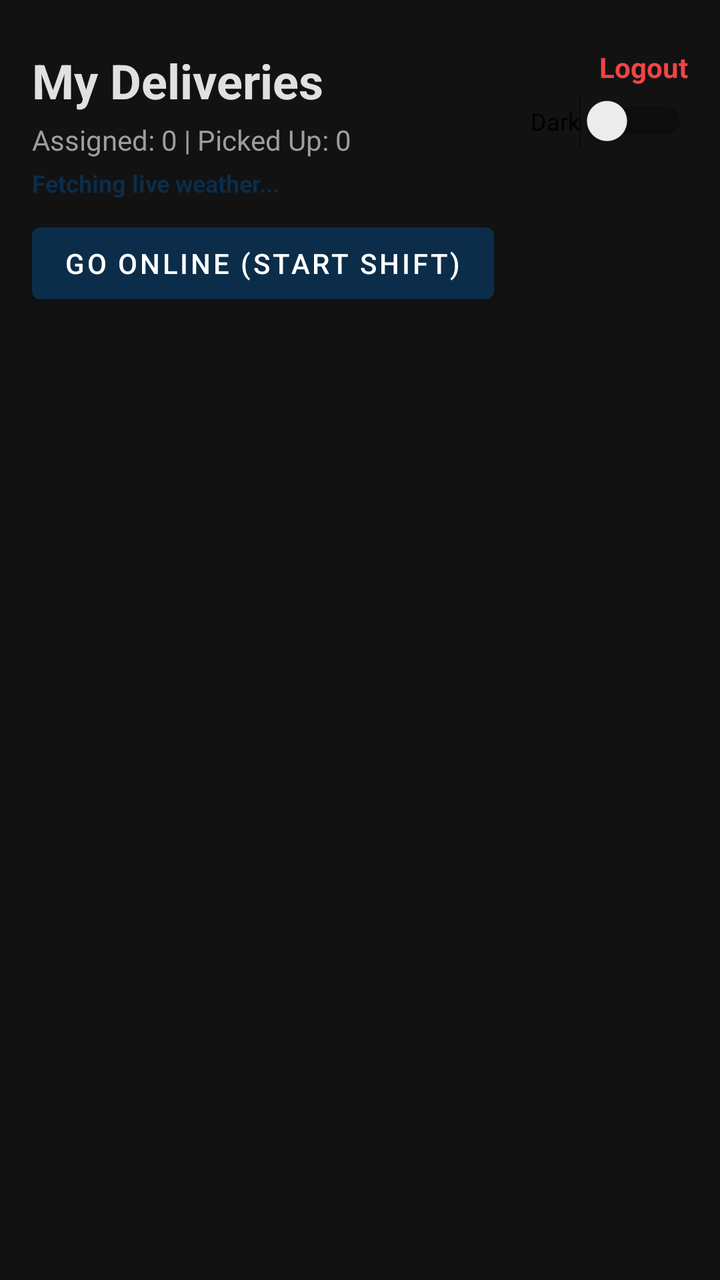
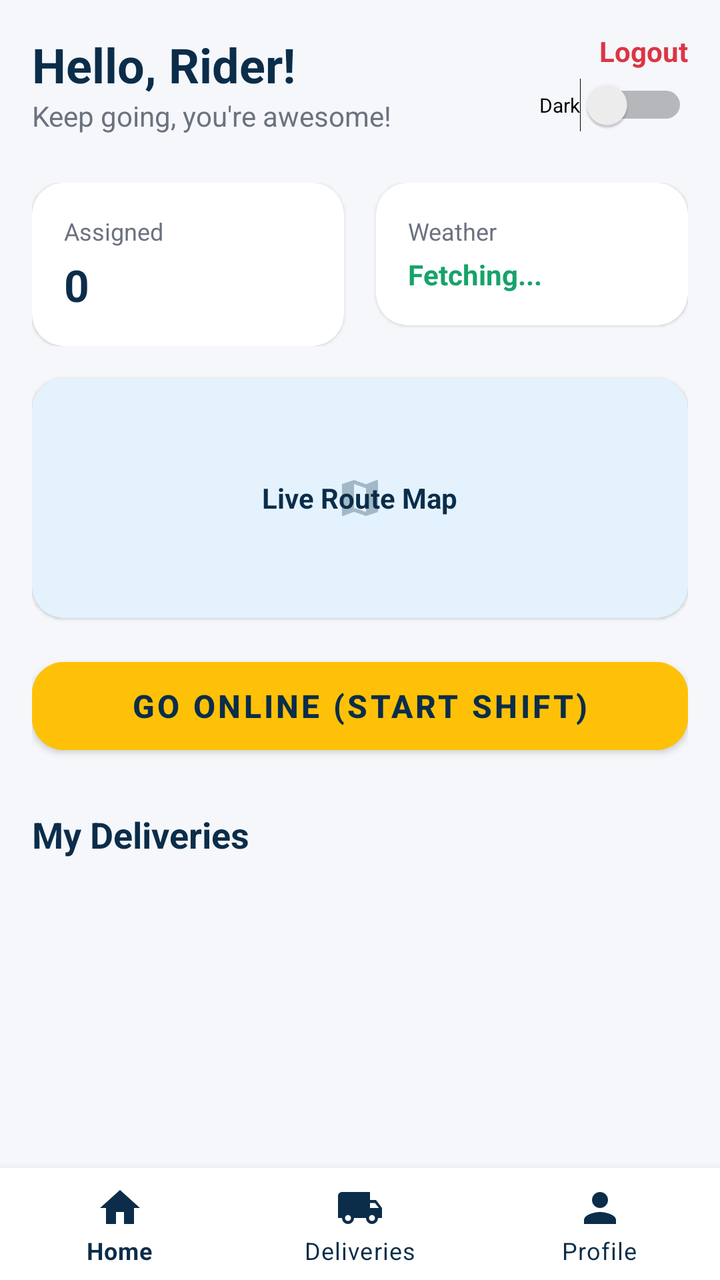

The first picture is an Android layout as it rendered before a commit; the second is the same layout after the commit. The layout source and the unified diff follow.
<!-- AndroidManifest.xml: application theme Theme.LOAD -->
<!-- res/layout/activity_rider_dashboard.xml -->
<?xml version="1.0" encoding="utf-8"?>
<androidx.constraintlayout.widget.ConstraintLayout xmlns:android="http://schemas.android.com/apk/res/android"
    xmlns:app="http://schemas.android.com/apk/res-auto"
    android:layout_width="match_parent"
    android:layout_height="match_parent"
    android:background="@color/background">

    <TextView
        android:id="@+id/tvRiderHeader"
        android:layout_width="wrap_content"
        android:layout_height="wrap_content"
        android:text="My Deliveries"
        android:textSize="24sp"
        android:textStyle="bold"
        android:textColor="@color/textPrimary"
        android:layout_marginTop="24dp"
        android:layout_marginStart="16dp"
        app:layout_constraintStart_toStartOf="parent"
        app:layout_constraintTop_toTopOf="parent" />

    <TextView
        android:id="@+id/tvRiderStats"
        android:layout_width="wrap_content"
        android:layout_height="wrap_content"
        android:text="Assigned: 0 | Picked Up: 0"
        android:textSize="14sp"
        android:textColor="@color/textSecondary"
        android:layout_marginStart="16dp"
        android:layout_marginTop="4dp"
        app:layout_constraintStart_toStartOf="parent"
        app:layout_constraintTop_toBottomOf="@id/tvRiderHeader" />

    
    <TextView
        android:id="@+id/tvWeatherStatus"
        android:layout_width="wrap_content"
        android:layout_height="wrap_content"
        android:text="Fetching live weather..."
        android:textSize="12sp"
        android:textStyle="bold"
        android:textColor="@color/primary"
        android:layout_marginStart="16dp"
        android:layout_marginTop="4dp"
        app:layout_constraintStart_toStartOf="parent"
        app:layout_constraintTop_toBottomOf="@id/tvRiderStats" />

    
    <LinearLayout
        android:layout_width="wrap_content"
        android:layout_height="wrap_content"
        android:orientation="vertical"
        android:gravity="end"
        android:layout_marginEnd="16dp"
        app:layout_constraintEnd_toEndOf="parent"
        app:layout_constraintTop_toTopOf="@id/tvRiderHeader">

        <TextView
            android:id="@+id/tvLogout"
            android:layout_width="wrap_content"
            android:layout_height="wrap_content"
            android:text="Logout"
            android:textColor="@color/errorRed"
            android:textStyle="bold"
            android:textSize="14sp" />

        <Switch
            android:id="@+id/switchTheme"
            android:layout_width="wrap_content"
            android:layout_height="wrap_content"
            android:text="Dark"
            android:textSize="12sp"
            android:layout_marginTop="4dp" />
    </LinearLayout>

    <Button
        android:id="@+id/btnGoOnline"
        android:layout_width="wrap_content"
        android:layout_height="wrap_content"
        android:text="Go Online (Start Shift)"
        android:layout_marginStart="16dp"
        android:layout_marginTop="8dp"
        app:layout_constraintStart_toStartOf="parent"
        app:layout_constraintTop_toBottomOf="@id/tvWeatherStatus" />

    <androidx.recyclerview.widget.RecyclerView
        android:id="@+id/rvRiderPackages"
        android:layout_width="match_parent"
        android:layout_height="0dp"
        android:layout_marginTop="16dp"
        app:layout_constraintBottom_toBottomOf="parent"
        app:layout_constraintTop_toBottomOf="@id/btnGoOnline"
        app:layout_constraintStart_toStartOf="parent"
        app:layout_constraintEnd_toEndOf="parent" />

    <TextView
        android:id="@+id/tvEmptyState"
        android:layout_width="wrap_content"
        android:layout_height="wrap_content"
        android:text="No packages assigned yet."
        android:textSize="16sp"
        android:textColor="@color/textSecondary"
        android:visibility="gone"
        app:layout_constraintBottom_toBottomOf="parent"
        app:layout_constraintEnd_toEndOf="parent"
        app:layout_constraintStart_toStartOf="parent"
        app:layout_constraintTop_toTopOf="parent" />

</androidx.constraintlayout.widget.ConstraintLayout>
<!-- resources referenced by this layout -->
<resources>
  <color name="background">#121212</color>
  <color name="errorRed">#EF4444</color>
  <color name="primary">#0B2D4A</color>
  <color name="textPrimary">#E0E0E0</color>
  <color name="textSecondary">#9E9E9E</color>
  <style name="Theme.LOAD" parent="Theme.MaterialComponents.DayNight.NoActionBar">
          <item name="colorPrimary">@color/primary</item>
          <item name="colorPrimaryVariant">@color/primaryDark</item>
          <item name="colorOnPrimary">@color/white</item>
          <item name="colorSecondary">@color/accent</item>
          <item name="colorSecondaryVariant">@color/accent</item>
          <item name="colorOnSecondary">@color/primary</item> 
          <item name="android:statusBarColor">@color/primary</item>
          <item name="android:windowBackground">@color/background</item>
      </style>
  <color name="primaryDark">#071F33</color>
  <color name="white">#FFFFFF</color>
  <color name="accent">#FFC107</color>
</resources>

<!-- the commit's change to res/layout/activity_rider_dashboard.xml (unified diff, before → after) -->
@@ -5,104 +5,191 @@
     android:layout_height="match_parent"
     android:background="@color/background">
 
-    <TextView
-        android:id="@+id/tvRiderHeader"
-        android:layout_width="wrap_content"
-        android:layout_height="wrap_content"
-        android:text="My Deliveries"
-        android:textSize="24sp"
-        android:textStyle="bold"
-        android:textColor="@color/textPrimary"
-        android:layout_marginTop="24dp"
-        android:layout_marginStart="16dp"
-        app:layout_constraintStart_toStartOf="parent"
-        app:layout_constraintTop_toTopOf="parent" />
+    <ScrollView
+        android:layout_width="match_parent"
+        android:layout_height="0dp"
+        android:fillViewport="true"
+        app:layout_constraintBottom_toTopOf="@id/bottomNav"
+        app:layout_constraintTop_toTopOf="parent">
 
-    <TextView
-        android:id="@+id/tvRiderStats"
-        android:layout_width="wrap_content"
-        android:layout_height="wrap_content"
-        android:text="Assigned: 0 | Picked Up: 0"
-        android:textSize="14sp"
-        android:textColor="@color/textSecondary"
-        android:layout_marginStart="16dp"
-        android:layout_marginTop="4dp"
-        app:layout_constraintStart_toStartOf="parent"
-        app:layout_constraintTop_toBottomOf="@id/tvRiderHeader" />
+        <androidx.constraintlayout.widget.ConstraintLayout
+            android:layout_width="match_parent"
+            android:layout_height="wrap_content"
+            android:padding="16dp"
+            android:paddingBottom="80dp">
+
+            
+            <TextView
+                android:id="@+id/tvRiderHeader"
+                android:layout_width="wrap_content"
+                android:layout_height="wrap_content"
+                android:text="Hello, Rider!"
+                android:textSize="24sp"
+                android:textStyle="bold"
+                android:textColor="@color/primary"
+                app:layout_constraintStart_toStartOf="parent"
+                app:layout_constraintTop_toTopOf="parent" />
+
+            <TextView
+                android:id="@+id/tvRiderSubtitle"
+                android:layout_width="wrap_content"
+                android:layout_height="wrap_content"
+                android:text="Keep going, you're awesome!"
+                android:textSize="14sp"
+                android:textColor="@color/textSecondary"
+                app:layout_constraintStart_toStartOf="@id/tvRiderHeader"
+                app:layout_constraintTop_toBottomOf="@id/tvRiderHeader" />
+
+            
+            <LinearLayout
+                android:id="@+id/topControls"
+                android:layout_width="wrap_content"
+                android:layout_height="wrap_content"
+                android:orientation="vertical"
+                android:gravity="end"
+                app:layout_constraintEnd_toEndOf="parent"
+                app:layout_constraintTop_toTopOf="parent">
+
+                <TextView
+                    android:id="@+id/tvLogout"
+                    android:layout_width="wrap_content"
+                    android:layout_height="wrap_content"
+                    android:text="Logout"
+                    android:textColor="@color/errorRed"
+                    android:textStyle="bold"
+                    android:textSize="14sp" />
+
+                <Switch
+                    android:id="@+id/switchTheme"
+                    android:layout_width="wrap_content"
+                    android:layout_height="wrap_content"
+                    android:text="Dark"
+                    android:textSize="10sp"
+                    android:layout_marginTop="4dp" />
+            </LinearLayout>
+
+            
+            <LinearLayout
+                android:id="@+id/statsRow"
+                android:layout_width="match_parent"
+                android:layout_height="wrap_content"
+                android:orientation="horizontal"
+                android:layout_marginTop="24dp"
+                app:layout_constraintTop_toBottomOf="@id/tvRiderSubtitle">
+
+                <com.google.android.material.card.MaterialCardView
+                    android:layout_width="0dp"
+                    android:layout_height="wrap_content"
+                    android:layout_weight="1"
+                    android:layout_marginEnd="8dp"
+                    app:cardCornerRadius="16dp"
+                    app:cardBackgroundColor="@color/surface">
+                    <LinearLayout android:layout_width="match_parent" android:layout_height="wrap_content" android:orientation="vertical" android:padding="16dp">
+                        <TextView android:layout_width="wrap_content" android:layout_height="wrap_content" android:text="Assigned" android:textSize="12sp" android:textColor="@color/textSecondary" />
+                        <TextView android:id="@+id/tvRiderStats" android:layout_width="wrap_content" android:layout_height="wrap_content" android:text="0" android:textSize="22sp" android:textStyle="bold" android:textColor="@color/primary" android:layout_marginTop="4dp" />
+                    </LinearLayout>
+                </com.google.android.material.card.MaterialCardView>
+
+                <com.google.android.material.card.MaterialCardView
+                    android:layout_width="0dp"
+                    android:layout_height="wrap_content"
+                    android:layout_weight="1"
+                    android:layout_marginStart="8dp"
+                    app:cardCornerRadius="16dp"
+                    app:cardBackgroundColor="@color/surface">
+                    <LinearLayout android:layout_width="match_parent" android:layout_height="wrap_content" android:orientation="vertical" android:padding="16dp">
+                        <TextView android:layout_width="wrap_content" android:layout_height="wrap_content" android:text="Weather" android:textSize="12sp" android:textColor="@color/textSecondary" />
+                        <TextView android:id="@+id/tvWeatherStatus" android:layout_width="wrap_content" android:layout_height="wrap_content" android:text="Fetching..." android:textSize="14sp" android:textStyle="bold" android:textColor="@color/successGreen" android:layout_marginTop="4dp" />
+                    </LinearLayout>
+                </com.google.android.material.card.MaterialCardView>
+            </LinearLayout>
+
+            
+            <com.google.android.material.card.MaterialCardView
+                android:id="@+id/mapCard"
+                android:layout_width="match_parent"
+                android:layout_height="120dp"
+                android:layout_marginTop="16dp"
+                app:cardCornerRadius="16dp"
+                app:cardBackgroundColor="#E3F2FD"
+                app:layout_constraintTop_toBottomOf="@id/statsRow">
+                <ImageView
+                    android:layout_width="match_parent"
+                    android:layout_height="match_parent"
+                    android:src="@drawable/ic_map"
+                    android:alpha="0.3"
+                    android:scaleType="centerInside"
+                    app:tint="@color/primary" />
+                <TextView
+                    android:layout_width="wrap_content"
+                    android:layout_height="wrap_content"
+                    android:text="Live Route Map"
+                    android:textColor="@color/primary"
+                    android:textStyle="bold"
+                    android:layout_gravity="center" />
+            </com.google.android.material.card.MaterialCardView>
+
+            
+            <Button
+                android:id="@+id/btnGoOnline"
+                android:layout_width="match_parent"
+                android:layout_height="56dp"
+                android:layout_marginTop="16dp"
+                android:text="Go Online (Start Shift)"
+                android:textColor="@color/primary"
+                android:textStyle="bold"
+                android:textSize="16sp"
+                android:backgroundTint="@color/accent"
+                app:cornerRadius="16dp"
+                app:layout_constraintTop_toBottomOf="@id/mapCard" />
+
+            
+            <TextView
+                android:id="@+id/tvMyDeliveriesLabel"
+                android:layout_width="wrap_content"
+                android:layout_height="wrap_content"
+                android:text="My Deliveries"
+                android:textStyle="bold"
+                android:textSize="18sp"
+                android:textColor="@color/primary"
+                android:layout_marginTop="24dp"
+                app:layout_constraintStart_toStartOf="parent"
+                app:layout_constraintTop_toBottomOf="@id/btnGoOnline" />
+
+            <androidx.recyclerview.widget.RecyclerView
+                android:id="@+id/rvRiderPackages"
+                android:layout_width="match_parent"
+                android:layout_height="wrap_content"
+                android:layout_marginTop="8dp"
+                android:nestedScrollingEnabled="false"
+                app:layout_constraintTop_toBottomOf="@id/tvMyDeliveriesLabel" />
+
+            <TextView
+                android:id="@+id/tvEmptyState"
+                android:layout_width="wrap_content"
+                android:layout_height="wrap_content"
+                android:text="No packages assigned yet."
+                android:textSize="14sp"
+                android:textColor="@color/textSecondary"
+                android:visibility="gone"
+                android:layout_marginTop="16dp"
+                app:layout_constraintEnd_toEndOf="parent"
+                app:layout_constraintStart_toStartOf="parent"
+                app:layout_constraintTop_toBottomOf="@id/rvRiderPackages" />
+
+        </androidx.constraintlayout.widget.ConstraintLayout>
+    </ScrollView>
 
     
-    <TextView
-        android:id="@+id/tvWeatherStatus"
-        android:layout_width="wrap_content"
+    <com.google.android.material.bottomnavigation.BottomNavigationView
+        android:id="@+id/bottomNav"
+        android:layout_width="match_parent"
         android:layout_height="wrap_content"
-        android:text="Fetching live weather..."
-        android:textSize="12sp"
-        android:textStyle="bold"
-        android:textColor="@color/primary"
-        android:layout_marginStart="16dp"
-        android:layout_marginTop="4dp"
-        app:layout_constraintStart_toStartOf="parent"
-        app:layout_constraintTop_toBottomOf="@id/tvRiderStats" />
-
-    
-    <LinearLayout
-        android:layout_width="wrap_content"
-        android:layout_height="wrap_content"
-        android:orientation="vertical"
-        android:gravity="end"
-        android:layout_marginEnd="16dp"
-        app:layout_constraintEnd_toEndOf="parent"
-        app:layout_constraintTop_toTopOf="@id/tvRiderHeader">
-
-        <TextView
-            android:id="@+id/tvLogout"
-            android:layout_width="wrap_content"
-            android:layout_height="wrap_content"
-            android:text="Logout"
-            android:textColor="@color/errorRed"
-            android:textStyle="bold"
-            android:textSize="14sp" />
-
-        <Switch
-            android:id="@+id/switchTheme"
-            android:layout_width="wrap_content"
-            android:layout_height="wrap_content"
-            android:text="Dark"
-            android:textSize="12sp"
-            android:layout_marginTop="4dp" />
-    </LinearLayout>
-
-    <Button
-        android:id="@+id/btnGoOnline"
-        android:layout_width="wrap_content"
-        android:layout_height="wrap_content"
-        android:text="Go Online (Start Shift)"
-        android:layout_marginStart="16dp"
-        android:layout_marginTop="8dp"
-        app:layout_constraintStart_toStartOf="parent"
-        app:layout_constraintTop_toBottomOf="@id/tvWeatherStatus" />
-
-    <androidx.recyclerview.widget.RecyclerView
-        android:id="@+id/rvRiderPackages"
-        android:layout_width="match_parent"
-        android:layout_height="0dp"
-        android:layout_marginTop="16dp"
-        app:layout_constraintBottom_toBottomOf="parent"
-        app:layout_constraintTop_toBottomOf="@id/btnGoOnline"
-        app:layout_constraintStart_toStartOf="parent"
-        app:layout_constraintEnd_toEndOf="parent" />
-
-    <TextView
-        android:id="@+id/tvEmptyState"
-        android:layout_width="wrap_content"
-        android:layout_height="wrap_content"
-        android:text="No packages assigned yet."
-        android:textSize="16sp"
-        android:textColor="@color/textSecondary"
-        android:visibility="gone"
-        app:layout_constraintBottom_toBottomOf="parent"
-        app:layout_constraintEnd_toEndOf="parent"
-        app:layout_constraintStart_toStartOf="parent"
-        app:layout_constraintTop_toTopOf="parent" />
+        android:background="@color/surface"
+        app:menu="@menu/bottom_nav_menu"
+        app:itemIconTint="@color/primary"
+        app:itemTextColor="@color/primary"
+        app:elevation="8dp"
+        app:layout_constraintBottom_toBottomOf="parent" />
 
 </androidx.constraintlayout.widget.ConstraintLayout>
<!-- resource entries referenced after the edit -->
@@ -1,21 +1,30 @@
 <!-- resources referenced by this layout -->
 <resources>
-  <color name="background">#121212</color>
-  <color name="errorRed">#EF4444</color>
+  <color name="background">#F5F7FA</color>
+  <color name="errorRed">#DC3545</color>
   <color name="primary">#0B2D4A</color>
-  <color name="textPrimary">#E0E0E0</color>
-  <color name="textSecondary">#9E9E9E</color>
+  <color name="successGreen">#16A36A</color>
+  <color name="surface">#FFFFFF</color>
+  <color name="textSecondary">#6B7280</color>
+  <!-- drawable ic_map (drawable) -->
+  <vector android:height="24dp" android:tint="#000000"
+      android:viewportHeight="24" android:viewportWidth="24"
+      android:width="24dp" xmlns:android="http://schemas.android.com/apk/res/android">
+      <path android:fillColor="@android:color/white" android:pathData="M20.5,3l-0.16,0.03L15,5.1 9,3 3.36,4.9c-0.21,0.07 -0.36,0.25 -0.36,0.48V20.5c0,0.28 0.22,0.5 0.5,0.5l0.16,-0.03L9,18.9l6,2.1 5.64,-1.9c0.21,-0.07 0.36,-0.25 0.36,-0.48V3.5c0,-0.28 -0.22,-0.5 -0.5,-0.5zM15,19l-6,-2.11V5l6,2.11V19z"/>
+  </vector>
   <style name="Theme.LOAD" parent="Theme.MaterialComponents.DayNight.NoActionBar">
           <item name="colorPrimary">@color/primary</item>
           <item name="colorPrimaryVariant">@color/primaryDark</item>
           <item name="colorOnPrimary">@color/white</item>
+  
           <item name="colorSecondary">@color/accent</item>
           <item name="colorSecondaryVariant">@color/accent</item>
-          <item name="colorOnSecondary">@color/primary</item> 
+          <item name="colorOnSecondary">@color/primary</item>
+  
           <item name="android:statusBarColor">@color/primary</item>
-          <item name="android:windowBackground">@color/background</item>
+          <item name="android:windowLightStatusBar">false</item>
       </style>
-  <color name="primaryDark">#071F33</color>
+  <color name="primaryDark">#061A2B</color>
   <color name="white">#FFFFFF</color>
   <color name="accent">#FFC107</color>
 </resources>
